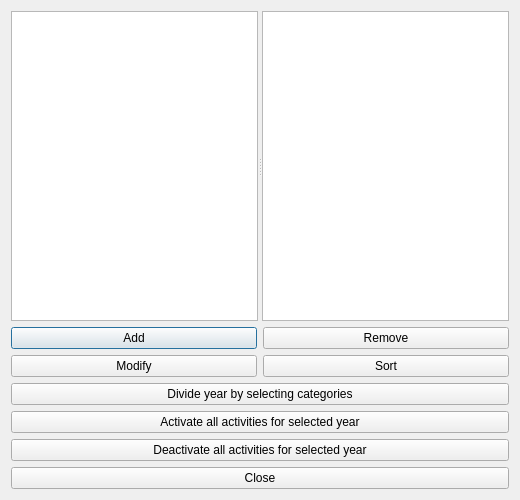
Qt form src/interface/yearsform_template.ui (karandit/fet) before a commit.
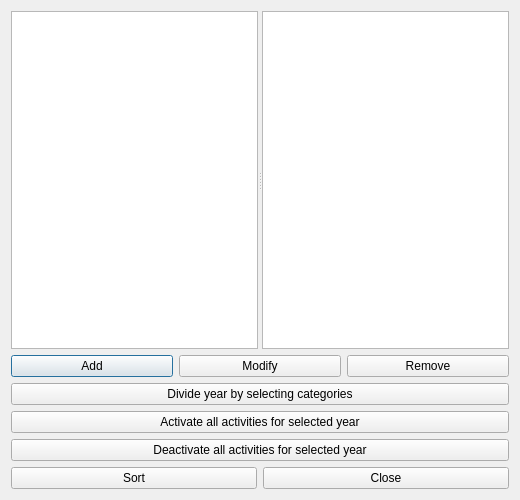
The same form after that commit.

The edit to the form file:
```diff
--- a/src/interface/yearsform_template.ui
+++ b/src/interface/yearsform_template.ui
@@ -30,8 +30,6 @@
     </widget>
    </item>
    <item row="1" column="0">
-    <layout class="QVBoxLayout" name="verticalLayout">
-     <item>
       <layout class="QHBoxLayout" name="horizontalLayout">
        <item>
         <widget class="QPushButton" name="addYearPushButton">
@@ -41,17 +39,6 @@
         </widget>
        </item>
        <item>
-        <widget class="QPushButton" name="removeYearPushButton">
-         <property name="text">
-          <string>Remove</string>
-         </property>
-        </widget>
-       </item>
-      </layout>
-     </item>
-     <item>
-      <layout class="QHBoxLayout" name="horizontalLayout_2">
-       <item>
         <widget class="QPushButton" name="modifyYearPushButton">
          <property name="text">
           <string>Modify</string>
@@ -59,9 +46,9 @@
         </widget>
        </item>
        <item>
-        <widget class="QPushButton" name="sortYearsPushButton">
+      <widget class="QPushButton" name="removeYearPushButton">
          <property name="text">
-          <string>Sort</string>
+        <string>Remove</string>
          </property>
         </widget>
        </item>
@@ -85,6 +72,15 @@
       <widget class="QPushButton" name="deactivateStudentsPushButton">
        <property name="text">
         <string>Deactivate all activities for selected year</string>
+     </property>
+    </widget>
+   </item>
+   <item row="5" column="0">
+    <layout class="QHBoxLayout" name="horizontalLayout_2">
+     <item>
+      <widget class="QPushButton" name="sortYearsPushButton">
+       <property name="text">
+        <string>Sort</string>
        </property>
       </widget>
      </item>
```
Left out of the diff: 6 changed lines with no effect on the pictures. Lines whose indentation alone changed are shown as unchanged.
